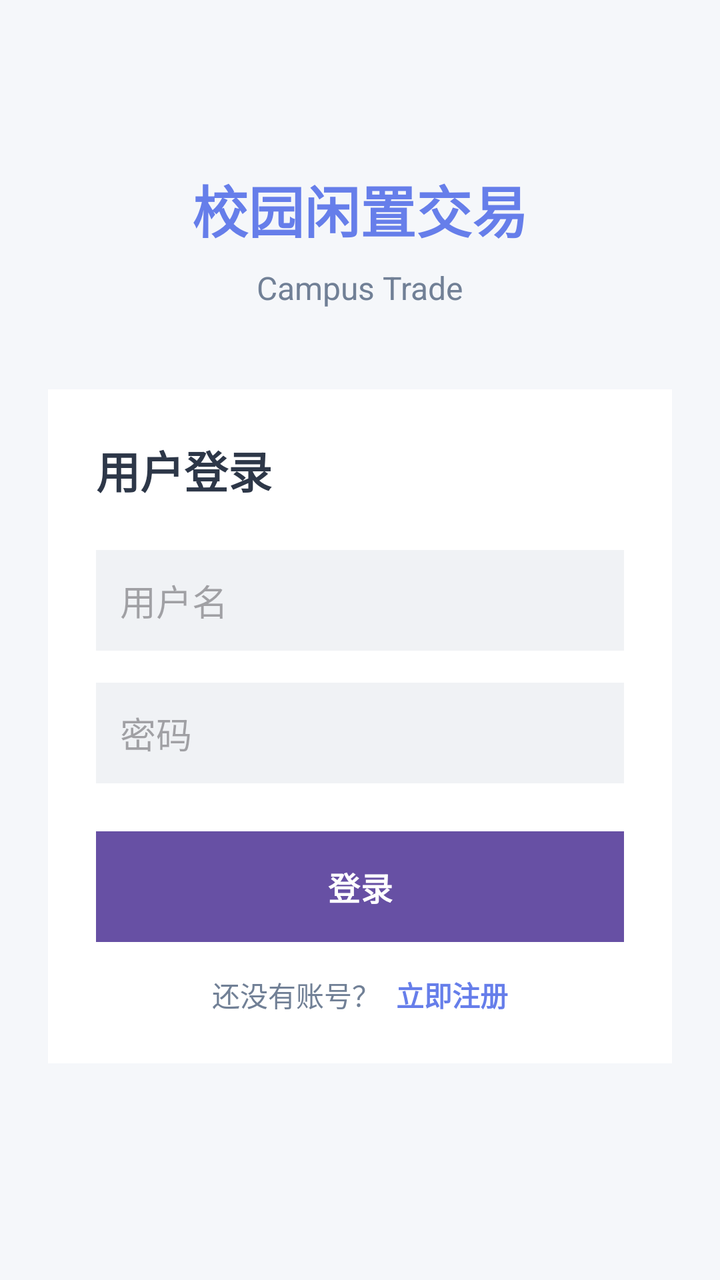
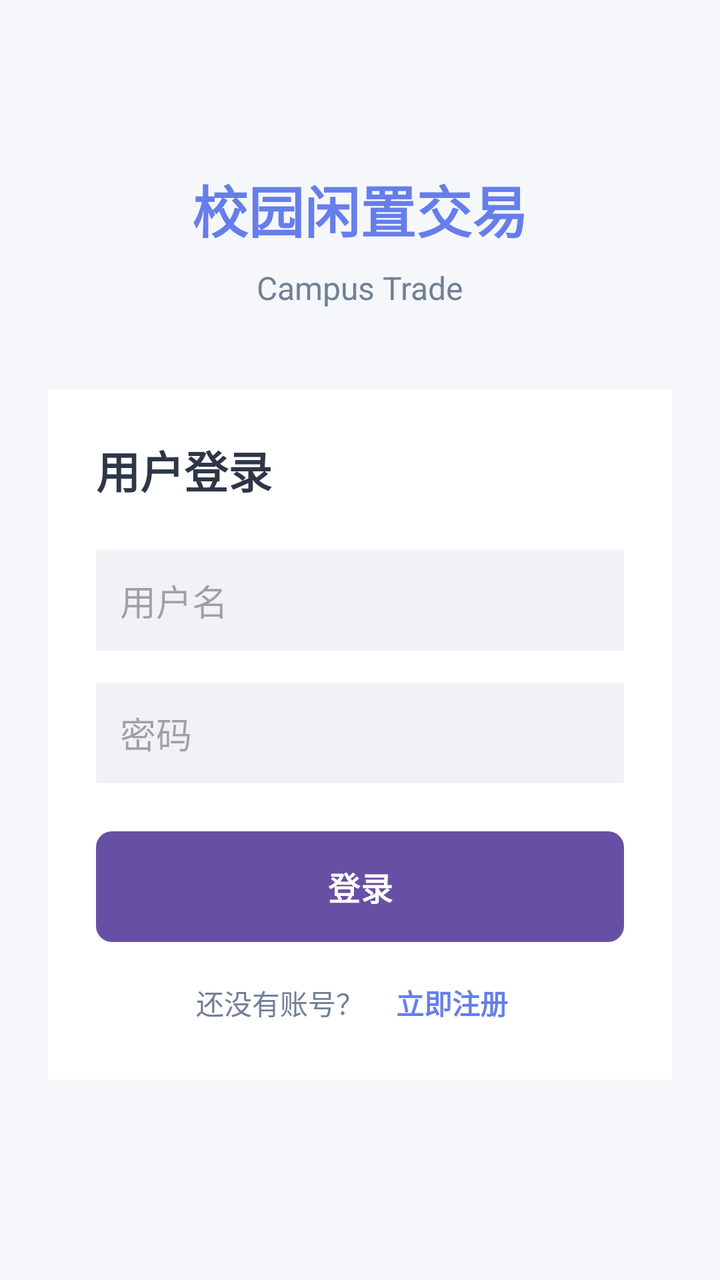

An Android layout rendered at two revisions. The XML below is the earlier revision; the diff shows what the commit changed to produce the second picture.
<!-- AndroidManifest.xml: application theme Theme.MyApplication -->
<!-- res/layout/activity_login.xml -->
<?xml version="1.0" encoding="utf-8"?>
<LinearLayout xmlns:android="http://schemas.android.com/apk/res/android"
    android:layout_width="match_parent"
    android:layout_height="match_parent"
    android:orientation="vertical"
    android:padding="24dp"
    android:background="#f5f7fa">

    <LinearLayout
        android:layout_width="match_parent"
        android:layout_height="wrap_content"
        android:orientation="vertical"
        android:gravity="center"
        android:layout_marginTop="60dp"
        android:layout_marginBottom="40dp">

        <TextView
            android:layout_width="wrap_content"
            android:layout_height="wrap_content"
            android:text="校园闲置交易"
            android:textSize="28sp"
            android:textColor="#667eea"
            android:textStyle="bold"/>

        <TextView
            android:layout_width="wrap_content"
            android:layout_height="wrap_content"
            android:text="Campus Trade"
            android:textSize="16sp"
            android:textColor="#718096"
            android:layout_marginTop="8dp"/>
    </LinearLayout>

    <LinearLayout
        android:layout_width="match_parent"
        android:layout_height="wrap_content"
        android:orientation="vertical"
        android:background="#ffffff"
        android:padding="24dp">

        <TextView
            android:layout_width="wrap_content"
            android:layout_height="wrap_content"
            android:text="用户登录"
            android:textSize="22sp"
            android:textColor="#2d3748"
            android:textStyle="bold"
            android:layout_marginBottom="24dp"/>

        <EditText
            android:id="@+id/et_username"
            android:layout_width="match_parent"
            android:layout_height="wrap_content"
            android:hint="用户名"
            android:background="#f0f2f5"
            android:padding="12dp"
            android:layout_marginBottom="16dp"/>

        <EditText
            android:id="@+id/et_password"
            android:layout_width="match_parent"
            android:layout_height="wrap_content"
            android:hint="密码"
            android:inputType="textPassword"
            android:background="#f0f2f5"
            android:padding="12dp"
            android:layout_marginBottom="24dp"/>

        <Button
            android:id="@+id/btn_login"
            android:layout_width="match_parent"
            android:layout_height="wrap_content"
            android:text="登录"
            android:textColor="#ffffff"
            android:background="#667eea"
            android:textSize="16sp"
            android:textStyle="bold"
            android:padding="12dp"/>

        <LinearLayout
            android:layout_width="match_parent"
            android:layout_height="wrap_content"
            android:orientation="horizontal"
            android:gravity="center"
            android:layout_marginTop="16dp">

            <TextView
                android:layout_width="wrap_content"
                android:layout_height="wrap_content"
                android:text="还没有账号？"
                android:textColor="#718096"/>

            <TextView
                android:id="@+id/tv_register"
                android:layout_width="wrap_content"
                android:layout_height="wrap_content"
                android:text="立即注册"
                android:textColor="#667eea"
                android:textStyle="bold"
                android:layout_marginStart="8dp"/>
        </LinearLayout>
    </LinearLayout>
</LinearLayout>
<!-- resources referenced by this layout -->
<resources>
  <style name="Theme.MyApplication" parent="Base.Theme.MyApplication" />
  <style name="Base.Theme.MyApplication" parent="Theme.Material3.DayNight.NoActionBar">
          
          
      </style>
</resources>

<!-- the commit's change to res/layout/activity_login.xml (unified diff, before → after) -->
@@ -72,7 +72,7 @@
             android:layout_height="wrap_content"
             android:text="登录"
             android:textColor="#ffffff"
-            android:background="#667eea"
+            android:background="@drawable/ripple_indigo"
             android:textSize="16sp"
             android:textStyle="bold"
             android:padding="12dp"/>
@@ -97,7 +97,12 @@
                 android:text="立即注册"
                 android:textColor="#667eea"
                 android:textStyle="bold"
-                android:layout_marginStart="8dp"/>
+                android:layout_marginStart="8dp"
+                android:background="@drawable/ripple_transparent"
+                android:paddingStart="8dp"
+                android:paddingEnd="8dp"
+                android:paddingTop="4dp"
+                android:paddingBottom="4dp"/>
         </LinearLayout>
     </LinearLayout>
 </LinearLayout>
<!-- resource entries referenced after the edit -->
@@ -1,5 +1,33 @@
 <!-- resources referenced by this layout -->
 <resources>
+  <!-- drawable ripple_indigo (drawable) -->
+  <?xml version="1.0" encoding="utf-8"?>
+  <ripple xmlns:android="http://schemas.android.com/apk/res/android"
+      android:color="#80667eea">
+      <item android:id="@android:id/mask">
+          <shape android:shape="rectangle">
+              <corners android:radius="8dp"/>
+              <solid android:color="@android:color/white"/>
+          </shape>
+      </item>
+      <item>
+          <shape android:shape="rectangle">
+              <corners android:radius="8dp"/>
+              <solid android:color="#667eea"/>
+          </shape>
+      </item>
+  </ripple>
+  <!-- drawable ripple_transparent (drawable) -->
+  <?xml version="1.0" encoding="utf-8"?>
+  <ripple xmlns:android="http://schemas.android.com/apk/res/android"
+      android:color="#80667eea">
+      <item android:id="@android:id/mask">
+          <shape android:shape="rectangle">
+              <corners android:radius="8dp"/>
+              <solid android:color="@android:color/white"/>
+          </shape>
+      </item>
+  </ripple>
   <style name="Theme.MyApplication" parent="Base.Theme.MyApplication" />
   <style name="Base.Theme.MyApplication" parent="Theme.Material3.DayNight.NoActionBar">
           
